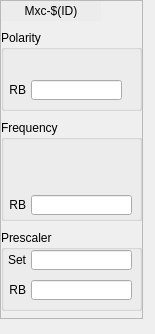
The window that ui/EVG/evg_master_mxc-vert.ui (epics-modules/mrfioc2) describes before a commit, drawn with Qt 5.
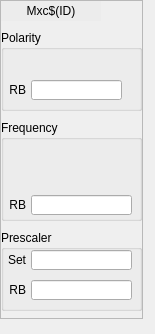
The same window after the commit. Custom widgets are drawn as their Qt base class.

Patch:
```diff
--- a/ui/EVG/evg_master_mxc-vert.ui
+++ b/ui/EVG/evg_master_mxc-vert.ui
@@ -281,7 +281,7 @@
      <string notr="true">background-color: rgb(236, 236, 236, 255);</string>
     </property>
     <property name="text">
-     <string>Mxc-$(ID)</string>
+     <string>Mxc$(ID)</string>
     </property>
     <property name="alignment">
      <set>Qt::AlignCenter</set>
```
Left out of the diff: 14 changed lines with no effect on the pictures.
